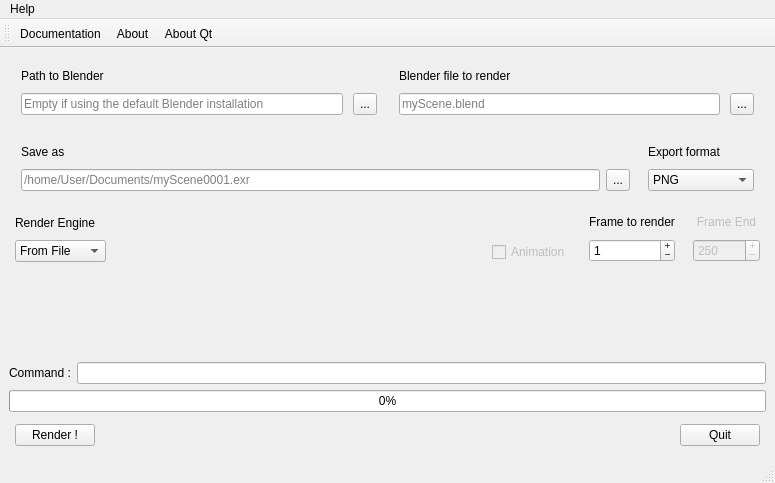
Nesakko/BlenderRender, file mainwindow.ui: the form before one commit.
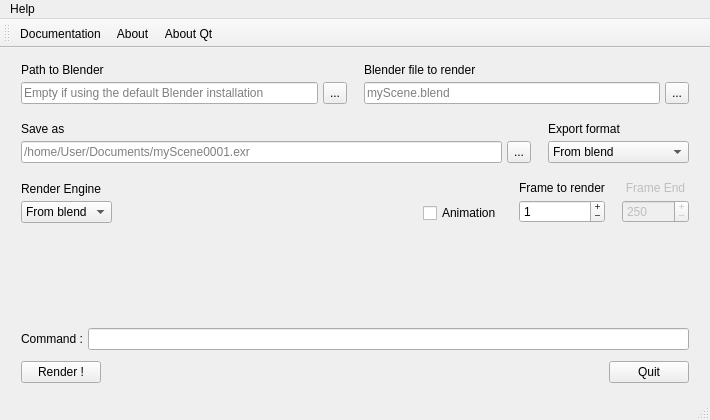
The form after the commit.

What changed in the file:
```diff
--- a/mainwindow.ui
+++ b/mainwindow.ui
@@ -6,14 +6,14 @@
    <rect>
     <x>0</x>
     <y>0</y>
-    <width>775</width>
-    <height>483</height>
+    <width>710</width>
+    <height>420</height>
    </rect>
   </property>
   <property name="minimumSize">
    <size>
     <width>600</width>
-    <height>450</height>
+    <height>420</height>
    </size>
   </property>
   <property name="windowTitle">
@@ -30,567 +30,22 @@
   </property>
   <widget class="QWidget" name="centralwidget">
    <layout class="QGridLayout" name="gridLayout_4">
-    <item row="4" column="1" colspan="5">
-     <widget class="QLineEdit" name="CommandLine">
-      <property name="text">
-       <string/>
-      </property>
-     </widget>
-    </item>
-    <item row="1" column="0" colspan="6">
-     <layout class="QHBoxLayout" name="horizontalLayout_4">
-      <property name="leftMargin">
-       <number>6</number>
-      </property>
-      <property name="topMargin">
-       <number>6</number>
-      </property>
-      <property name="rightMargin">
-       <number>6</number>
-      </property>
-      <property name="bottomMargin">
-       <number>6</number>
-      </property>
-      <item>
-       <layout class="QGridLayout" name="gridLayout_3">
-        <property name="leftMargin">
-         <number>6</number>
-        </property>
-        <property name="topMargin">
-         <number>6</number>
-        </property>
-        <property name="rightMargin">
-         <number>6</number>
-        </property>
-        <property name="bottomMargin">
-         <number>6</number>
-        </property>
-        <property name="horizontalSpacing">
-         <number>6</number>
-        </property>
-        <property name="verticalSpacing">
-         <number>10</number>
-        </property>
-        <item row="1" column="0">
-         <widget class="QLineEdit" name="SaveRender">
-          <property name="enabled">
-           <bool>true</bool>
-          </property>
-          <property name="placeholderText">
-           <string>/home/User/Documents/myScene0001.exr</string>
-          </property>
-         </widget>
-        </item>
-        <item row="1" column="1">
-         <widget class="QToolButton" name="SaveRenderSelect">
-          <property name="enabled">
-           <bool>true</bool>
-          </property>
-          <property name="maximumSize">
-           <size>
-            <width>32</width>
-            <height>32</height>
-           </size>
-          </property>
-          <property name="text">
-           <string>...</string>
-          </property>
-         </widget>
-        </item>
-        <item row="0" column="0">
-         <widget class="QLabel" name="label_6">
-          <property name="enabled">
-           <bool>true</bool>
-          </property>
-          <property name="text">
-           <string>Save as</string>
-          </property>
-         </widget>
-        </item>
-       </layout>
-      </item>
-      <item>
-       <layout class="QVBoxLayout" name="verticalLayout">
-        <property name="spacing">
-         <number>10</number>
-        </property>
-        <property name="leftMargin">
-         <number>6</number>
-        </property>
-        <property name="topMargin">
-         <number>6</number>
-        </property>
-        <property name="rightMargin">
-         <number>6</number>
-        </property>
-        <property name="bottomMargin">
-         <number>6</number>
-        </property>
-        <item>
-         <widget class="QLabel" name="label_3">
-          <property name="text">
-           <string>Export format</string>
-          </property>
-          <property name="buddy">
-           <cstring>comboBox</cstring>
-          </property>
-         </widget>
-        </item>
-        <item>
-         <widget class="QComboBox" name="comboBox">
-          <property name="minimumSize">
-           <size>
-            <width>0</width>
-            <height>0</height>
-           </size>
-          </property>
-          <property name="maximumSize">
-           <size>
-            <width>150</width>
-            <height>32</height>
-           </size>
-          </property>
-          <property name="mouseTracking">
-           <bool>true</bool>
-          </property>
-          <item>
-           <property name="text">
-            <string>PNG</string>
-           </property>
-          </item>
-          <item>
-           <property name="text">
-            <string>JPEG</string>
-           </property>
-          </item>
-          <item>
-           <property name="text">
-            <string>EXR</string>
-           </property>
-          </item>
-          <item>
-           <property name="text">
-            <string>MULTILAYER</string>
-           </property>
-          </item>
-          <item>
-           <property name="text">
-            <string>BMP</string>
-           </property>
-          </item>
-          <item>
-           <property name="text">
-            <string>TGA</string>
-           </property>
-          </item>
-          <item>
-           <property name="text">
-            <string>RAWTGA</string>
-           </property>
-          </item>
-          <item>
-           <property name="text">
-            <string>TIFF</string>
-           </property>
-          </item>
-          <item>
-           <property name="text">
-            <string>HDR</string>
-           </property>
-          </item>
-          <item>
-           <property name="text">
-            <string>JP2</string>
-           </property>
-          </item>
-         </widget>
-        </item>
-       </layout>
-      </item>
-     </layout>
-    </item>
-    <item row="2" column="5">
-     <layout class="QVBoxLayout" name="verticalLayout_2">
-      <property name="spacing">
-       <number>10</number>
-      </property>
-      <property name="leftMargin">
-       <number>6</number>
-      </property>
-      <property name="topMargin">
-       <number>6</number>
-      </property>
-      <property name="rightMargin">
-       <number>6</number>
-      </property>
-      <property name="bottomMargin">
-       <number>6</number>
-      </property>
-      <item>
-       <widget class="QLabel" name="label_4">
-        <property name="enabled">
-         <bool>false</bool>
-        </property>
-        <property name="text">
-         <string>Frame End</string>
-        </property>
-        <property name="alignment">
-         <set>Qt::AlignCenter</set>
-        </property>
-        <property name="wordWrap">
-         <bool>false</bool>
-        </property>
-        <property name="textInteractionFlags">
-         <set>Qt::LinksAccessibleByMouse</set>
-        </property>
-        <property name="buddy">
-         <cstring>frameEnd</cstring>
-        </property>
-       </widget>
-      </item>
-      <item>
-       <widget class="QSpinBox" name="frameEnd">
-        <property name="enabled">
-         <bool>false</bool>
-        </property>
-        <property name="minimumSize">
-         <size>
-          <width>0</width>
-          <height>0</height>
-         </size>
-        </property>
-        <property name="toolTip">
-         <string>&lt;html&gt;&lt;head/&gt;&lt;body&gt;&lt;p&gt;Corresponds to the last frame to render for an animation&lt;/p&gt;&lt;/body&gt;&lt;/html&gt;</string>
-        </property>
-        <property name="whatsThis">
-         <string>&lt;html&gt;&lt;head/&gt;&lt;body&gt;&lt;p&gt;Corresponds to the last frame to render for an animation&lt;/p&gt;&lt;/body&gt;&lt;/html&gt;</string>
-        </property>
-        <property name="buttonSymbols">
-         <enum>QAbstractSpinBox::PlusMinus</enum>
-        </property>
-        <property name="maximum">
-         <number>100000</number>
-        </property>
-        <property name="value">
-         <number>250</number>
-        </property>
-        <property name="displayIntegerBase">
-         <number>10</number>
-        </property>
-       </widget>
-      </item>
-     </layout>
-    </item>
-    <item row="4" column="0">
-     <widget class="QLabel" name="label_9">
-      <property name="sizePolicy">
-       <sizepolicy hsizetype="Maximum" vsizetype="Preferred">
-        <horstretch>0</horstretch>
-        <verstretch>0</verstretch>
-       </sizepolicy>
-      </property>
-      <property name="text">
-       <string>Command :</string>
-      </property>
-     </widget>
-    </item>
-    <item row="2" column="0" colspan="2">
-     <layout class="QVBoxLayout" name="verticalLayout_4">
-      <property name="spacing">
-       <number>10</number>
-      </property>
-      <property name="leftMargin">
-       <number>6</number>
-      </property>
-      <property name="topMargin">
-       <number>6</number>
-      </property>
-      <property name="rightMargin">
-       <number>6</number>
-      </property>
-      <property name="bottomMargin">
-       <number>6</number>
-      </property>
-      <item>
-       <widget class="QLabel" name="label_7">
-        <property name="text">
-         <string>Render Engine</string>
-        </property>
-        <property name="buddy">
-         <cstring>RenderEngine</cstring>
-        </property>
-       </widget>
-      </item>
-      <item>
-       <widget class="QComboBox" name="RenderEngine">
-        <property name="minimumSize">
-         <size>
-          <width>0</width>
-          <height>0</height>
-         </size>
-        </property>
-        <property name="maximumSize">
-         <size>
-          <width>150</width>
-          <height>32</height>
-         </size>
-        </property>
-        <item>
-         <property name="text">
-          <string>From File</string>
-         </property>
-        </item>
-        <item>
-         <property name="text">
-          <string>Cycles</string>
-         </property>
-        </item>
-        <item>
-         <property name="text">
-          <string>EEVEE</string>
-         </property>
-        </item>
-        <item>
-         <property name="text">
-          <string>Workbench</string>
-         </property>
-        </item>
-       </widget>
-      </item>
-     </layout>
-    </item>
-    <item row="2" column="4">
-     <layout class="QGridLayout" name="gridLayout_5">
-      <property name="leftMargin">
-       <number>6</number>
-      </property>
-      <property name="topMargin">
-       <number>6</number>
-      </property>
-      <property name="rightMargin">
-       <number>6</number>
-      </property>
-      <property name="bottomMargin">
-       <number>6</number>
-      </property>
-      <property name="spacing">
-       <number>10</number>
-      </property>
-      <item row="0" column="0">
-       <widget class="QLabel" name="label_2">
-        <property name="text">
-         <string>Frame to render</string>
-        </property>
-        <property name="alignment">
-         <set>Qt::AlignCenter</set>
-        </property>
-        <property name="wordWrap">
-         <bool>false</bool>
-        </property>
-        <property name="textInteractionFlags">
-         <set>Qt::LinksAccessibleByMouse</set>
-        </property>
-        <property name="buddy">
-         <cstring>frameStart</cstring>
-        </property>
-       </widget>
-      </item>
-      <item row="1" column="0">
-       <widget class="QSpinBox" name="frameStart">
-        <property name="minimumSize">
-         <size>
-          <width>0</width>
-          <height>0</height>
-         </size>
-        </property>
-        <property name="toolTip">
-         <string>&lt;html&gt;&lt;head/&gt;&lt;body&gt;&lt;p&gt;Corresponds to the start frame to render for an animation&lt;/p&gt;&lt;p&gt;or defines the frame to render in case of single image render.&lt;/p&gt;&lt;/body&gt;&lt;/html&gt;</string>
-        </property>
-        <property name="whatsThis">
-         <string>&lt;html&gt;&lt;head/&gt;&lt;body&gt;&lt;p&gt;Corresponds to the start frame to render for an animation&lt;/p&gt;&lt;p&gt;or defines the frame to render in case of single image render.&lt;/p&gt;&lt;/body&gt;&lt;/html&gt;</string>
-        </property>
-        <property name="buttonSymbols">
-         <enum>QAbstractSpinBox::PlusMinus</enum>
-        </property>
-        <property name="maximum">
-         <number>100000</number>
-        </property>
-        <property name="value">
-         <number>1</number>
-        </property>
-        <property name="displayIntegerBase">
-         <number>10</number>
-        </property>
-       </widget>
-      </item>
-     </layout>
-    </item>
-    <item row="2" column="2">
-     <spacer name="horizontalSpacer_2">
-      <property name="orientation">
-       <enum>Qt::Horizontal</enum>
-      </property>
-      <property name="sizeType">
-       <enum>QSizePolicy::MinimumExpanding</enum>
-      </property>
-      <property name="sizeHint" stdset="0">
-       <size>
-        <width>20</width>
-        <height>20</height>
-       </size>
-      </property>
-     </spacer>
-    </item>
-    <item row="2" column="3">
-     <layout class="QVBoxLayout" name="verticalLayout_3">
-      <property name="spacing">
-       <number>10</number>
-      </property>
-      <property name="leftMargin">
-       <number>6</number>
-      </property>
-      <property name="topMargin">
-       <number>6</number>
-      </property>
-      <property name="rightMargin">
-       <number>6</number>
-      </property>
-      <property name="bottomMargin">
-       <number>6</number>
-      </property>
-      <item>
-       <widget class="QLabel" name="label_8">
-        <property name="text">
-         <string/>
-        </property>
-       </widget>
-      </item>
-      <item>
-       <widget class="QCheckBox" name="checkBox">
-        <property name="enabled">
-         <bool>false</bool>
-        </property>
-        <property name="toolTip">
-         <string>&lt;html&gt;&lt;head/&gt;&lt;body&gt;&lt;p&gt;Check if you want to launch an animation rendering&lt;/p&gt;&lt;/body&gt;&lt;/html&gt;</string>
-        </property>
-        <property name="whatsThis">
-         <string>&lt;html&gt;&lt;head/&gt;&lt;body&gt;&lt;p&gt;Check if you want to launch an animation rendering&lt;/p&gt;&lt;/body&gt;&lt;/html&gt;</string>
-        </property>
-        <property name="text">
-         <string>Animation</string>
-        </property>
-       </widget>
-      </item>
-     </layout>
-    </item>
-    <item row="3" column="3" colspan="3">
-     <spacer name="verticalSpacer">
-      <property name="orientation">
-       <enum>Qt::Vertical</enum>
-      </property>
-      <property name="sizeType">
-       <enum>QSizePolicy::MinimumExpanding</enum>
-      </property>
-      <property name="sizeHint" stdset="0">
-       <size>
-        <width>20</width>
-        <height>10</height>
-       </size>
-      </property>
-     </spacer>
-    </item>
-    <item row="6" column="0" colspan="6">
-     <layout class="QHBoxLayout" name="horizontalLayout_2">
-      <property name="spacing">
-       <number>10</number>
-      </property>
-      <property name="leftMargin">
-       <number>6</number>
-      </property>
-      <property name="topMargin">
-       <number>6</number>
-      </property>
-      <property name="rightMargin">
-       <number>6</number>
-      </property>
-      <property name="bottomMargin">
-       <number>6</number>
-      </property>
-      <item>
-       <widget class="QPushButton" name="renderButton">
-        <property name="maximumSize">
-         <size>
-          <width>150</width>
-          <height>32</height>
-         </size>
-        </property>
-        <property name="mouseTracking">
-         <bool>true</bool>
-        </property>
-        <property name="tabletTracking">
-         <bool>true</bool>
-        </property>
-        <property name="text">
-         <string>Render !</string>
-        </property>
-        <property name="autoDefault">
-         <bool>false</bool>
-        </property>
-        <property name="default">
-         <bool>false</bool>
-        </property>
-       </widget>
-      </item>
-      <item>
-       <spacer name="horizontalSpacer">
-        <property name="orientation">
-         <enum>Qt::Horizontal</enum>
-        </property>
-        <property name="sizeHint" stdset="0">
-         <size>
-          <width>40</width>
-          <height>20</height>
-         </size>
-        </property>
-       </spacer>
-      </item>
-      <item>
-       <widget class="QPushButton" name="closeButton">
-        <property name="maximumSize">
-         <size>
-          <width>150</width>
-          <height>32</height>
-         </size>
-        </property>
-        <property name="mouseTracking">
-         <bool>false</bool>
-        </property>
-        <property name="tabletTracking">
-         <bool>false</bool>
-        </property>
-        <property name="text">
-         <string>Quit</string>
-        </property>
-       </widget>
-      </item>
-     </layout>
-    </item>
-    <item row="0" column="0" colspan="6">
+    <item row="0" column="0">
      <layout class="QHBoxLayout" name="horizontalLayout">
       <property name="spacing">
-       <number>10</number>
+       <number>5</number>
       </property>
       <property name="leftMargin">
        <number>6</number>
       </property>
       <property name="topMargin">
-       <number>6</number>
+       <number>3</number>
       </property>
       <property name="rightMargin">
        <number>6</number>
       </property>
       <property name="bottomMargin">
-       <number>6</number>
+       <number>3</number>
       </property>
       <item>
        <layout class="QGridLayout" name="gridLayout_2">
@@ -598,16 +53,16 @@
          <number>6</number>
         </property>
         <property name="topMargin">
-         <number>6</number>
+         <number>3</number>
         </property>
         <property name="rightMargin">
          <number>6</number>
         </property>
         <property name="bottomMargin">
-         <number>6</number>
+         <number>3</number>
         </property>
         <property name="spacing">
-         <number>10</number>
+         <number>5</number>
         </property>
         <item row="1" column="0">
          <widget class="QLineEdit" name="BlenderPath">
@@ -656,16 +111,16 @@
          <number>6</number>
         </property>
         <property name="topMargin">
-         <number>6</number>
+         <number>3</number>
         </property>
         <property name="rightMargin">
          <number>6</number>
         </property>
         <property name="bottomMargin">
-         <number>6</number>
+         <number>3</number>
         </property>
         <property name="spacing">
-         <number>10</number>
+         <number>5</number>
         </property>
         <item row="0" column="0">
          <widget class="QLabel" name="label">
@@ -704,18 +159,616 @@
       </item>
      </layout>
     </item>
-    <item row="5" column="0" colspan="6">
-     <widget class="QProgressBar" name="progressBar">
-      <property name="enabled">
-       <bool>true</bool>
+    <item row="4" column="0">
+     <layout class="QVBoxLayout" name="verticalLayout_6">
+      <property name="spacing">
+       <number>5</number>
       </property>
-      <property name="value">
-       <number>0</number>
+      <property name="leftMargin">
+       <number>6</number>
       </property>
-      <property name="format">
-       <string>%p%</string>
+      <property name="topMargin">
+       <number>3</number>
       </property>
-     </widget>
+      <property name="rightMargin">
+       <number>6</number>
+      </property>
+      <property name="bottomMargin">
+       <number>3</number>
+      </property>
+      <item>
+       <layout class="QFormLayout" name="formLayout">
+        <property name="horizontalSpacing">
+         <number>5</number>
+        </property>
+        <property name="verticalSpacing">
+         <number>5</number>
+        </property>
+        <property name="leftMargin">
+         <number>6</number>
+        </property>
+        <property name="topMargin">
+         <number>3</number>
+        </property>
+        <property name="rightMargin">
+         <number>6</number>
+        </property>
+        <property name="bottomMargin">
+         <number>3</number>
+        </property>
+        <item row="0" column="0">
+         <widget class="QLabel" name="label_9">
+          <property name="sizePolicy">
+           <sizepolicy hsizetype="Maximum" vsizetype="Preferred">
+            <horstretch>0</horstretch>
+            <verstretch>0</verstretch>
+           </sizepolicy>
+          </property>
+          <property name="text">
+           <string>Command :</string>
+          </property>
+         </widget>
+        </item>
+        <item row="0" column="1">
+         <widget class="QLineEdit" name="CommandLine">
+          <property name="text">
+           <string/>
+          </property>
+         </widget>
+        </item>
+       </layout>
+      </item>
+      <item>
+       <layout class="QHBoxLayout" name="horizontalLayout_2">
+        <property name="spacing">
+         <number>5</number>
+        </property>
+        <property name="leftMargin">
+         <number>6</number>
+        </property>
+        <property name="topMargin">
+         <number>3</number>
+        </property>
+        <property name="rightMargin">
+         <number>6</number>
+        </property>
+        <property name="bottomMargin">
+         <number>3</number>
+        </property>
+        <item>
+         <widget class="QPushButton" name="renderButton">
+          <property name="maximumSize">
+           <size>
+            <width>150</width>
+            <height>32</height>
+           </size>
+          </property>
+          <property name="mouseTracking">
+           <bool>true</bool>
+          </property>
+          <property name="tabletTracking">
+           <bool>true</bool>
+          </property>
+          <property name="text">
+           <string>Render !</string>
+          </property>
+          <property name="autoDefault">
+           <bool>false</bool>
+          </property>
+          <property name="default">
+           <bool>false</bool>
+          </property>
+         </widget>
+        </item>
+        <item>
+         <spacer name="horizontalSpacer">
+          <property name="orientation">
+           <enum>Qt::Horizontal</enum>
+          </property>
+          <property name="sizeHint" stdset="0">
+           <size>
+            <width>40</width>
+            <height>20</height>
+           </size>
+          </property>
+         </spacer>
+        </item>
+        <item>
+         <widget class="QPushButton" name="closeButton">
+          <property name="maximumSize">
+           <size>
+            <width>150</width>
+            <height>32</height>
+           </size>
+          </property>
+          <property name="mouseTracking">
+           <bool>false</bool>
+          </property>
+          <property name="tabletTracking">
+           <bool>false</bool>
+          </property>
+          <property name="text">
+           <string>Quit</string>
+          </property>
+         </widget>
+        </item>
+       </layout>
+      </item>
+     </layout>
+    </item>
+    <item row="2" column="0">
+     <layout class="QHBoxLayout" name="horizontalLayout_3">
+      <property name="spacing">
+       <number>5</number>
+      </property>
+      <property name="leftMargin">
+       <number>6</number>
+      </property>
+      <property name="topMargin">
+       <number>3</number>
+      </property>
+      <property name="rightMargin">
+       <number>6</number>
+      </property>
+      <property name="bottomMargin">
+       <number>3</number>
+      </property>
+      <item>
+       <layout class="QVBoxLayout" name="verticalLayout_4">
+        <property name="spacing">
+         <number>5</number>
+        </property>
+        <property name="leftMargin">
+         <number>6</number>
+        </property>
+        <property name="topMargin">
+         <number>3</number>
+        </property>
+        <property name="rightMargin">
+         <number>6</number>
+        </property>
+        <property name="bottomMargin">
+         <number>3</number>
+        </property>
+        <item>
+         <widget class="QLabel" name="label_7">
+          <property name="text">
+           <string>Render Engine</string>
+          </property>
+          <property name="buddy">
+           <cstring>RenderEngine</cstring>
+          </property>
+         </widget>
+        </item>
+        <item>
+         <widget class="QComboBox" name="RenderEngine">
+          <property name="minimumSize">
+           <size>
+            <width>0</width>
+            <height>0</height>
+           </size>
+          </property>
+          <property name="maximumSize">
+           <size>
+            <width>200</width>
+            <height>32</height>
+           </size>
+          </property>
+          <item>
+           <property name="text">
+            <string>From blend</string>
+           </property>
+          </item>
+          <item>
+           <property name="text">
+            <string>Cycles</string>
+           </property>
+          </item>
+          <item>
+           <property name="text">
+            <string>EEVEE</string>
+           </property>
+          </item>
+          <item>
+           <property name="text">
+            <string>Workbench</string>
+           </property>
+          </item>
+         </widget>
+        </item>
+       </layout>
+      </item>
+      <item>
+       <spacer name="horizontalSpacer_2">
+        <property name="orientation">
+         <enum>Qt::Horizontal</enum>
+        </property>
+        <property name="sizeType">
+         <enum>QSizePolicy::MinimumExpanding</enum>
+        </property>
+        <property name="sizeHint" stdset="0">
+         <size>
+          <width>488</width>
+          <height>17</height>
+         </size>
+        </property>
+       </spacer>
+      </item>
+      <item>
+       <layout class="QVBoxLayout" name="verticalLayout_3">
+        <property name="spacing">
+         <number>5</number>
+        </property>
+        <property name="leftMargin">
+         <number>6</number>
+        </property>
+        <property name="topMargin">
+         <number>3</number>
+        </property>
+        <property name="rightMargin">
+         <number>6</number>
+        </property>
+        <property name="bottomMargin">
+         <number>3</number>
+        </property>
+        <item>
+         <widget class="QLabel" name="label_8">
+          <property name="text">
+           <string/>
+          </property>
+         </widget>
+        </item>
+        <item>
+         <widget class="QCheckBox" name="checkBox">
+          <property name="enabled">
+           <bool>true</bool>
+          </property>
+          <property name="toolTip">
+           <string>&lt;html&gt;&lt;head/&gt;&lt;body&gt;&lt;p&gt;Check if you want to launch an animation rendering&lt;/p&gt;&lt;/body&gt;&lt;/html&gt;</string>
+          </property>
+          <property name="whatsThis">
+           <string>&lt;html&gt;&lt;head/&gt;&lt;body&gt;&lt;p&gt;Check if you want to launch an animation rendering&lt;/p&gt;&lt;/body&gt;&lt;/html&gt;</string>
+          </property>
+          <property name="text">
+           <string>Animation</string>
+          </property>
+         </widget>
+        </item>
+       </layout>
+      </item>
+      <item>
+       <layout class="QVBoxLayout" name="verticalLayout_2">
+        <property name="spacing">
+         <number>5</number>
+        </property>
+        <property name="leftMargin">
+         <number>6</number>
+        </property>
+        <property name="topMargin">
+         <number>3</number>
+        </property>
+        <property name="rightMargin">
+         <number>6</number>
+        </property>
+        <property name="bottomMargin">
+         <number>3</number>
+        </property>
+        <item>
+         <widget class="QLabel" name="label_2">
+          <property name="sizePolicy">
+           <sizepolicy hsizetype="Preferred" vsizetype="Maximum">
+            <horstretch>0</horstretch>
+            <verstretch>0</verstretch>
+           </sizepolicy>
+          </property>
+          <property name="text">
+           <string>Frame to render</string>
+          </property>
+          <property name="alignment">
+           <set>Qt::AlignCenter</set>
+          </property>
+          <property name="wordWrap">
+           <bool>false</bool>
+          </property>
+          <property name="textInteractionFlags">
+           <set>Qt::LinksAccessibleByMouse</set>
+          </property>
+          <property name="buddy">
+           <cstring>frameStart</cstring>
+          </property>
+         </widget>
+        </item>
+        <item>
+         <widget class="QSpinBox" name="frameStart">
+          <property name="minimumSize">
+           <size>
+            <width>0</width>
+            <height>0</height>
+           </size>
+          </property>
+          <property name="toolTip">
+           <string>&lt;html&gt;&lt;head/&gt;&lt;body&gt;&lt;p&gt;Corresponds to the start frame to render for an animation&lt;/p&gt;&lt;p&gt;or defines the frame to render in case of single image render.&lt;/p&gt;&lt;/body&gt;&lt;/html&gt;</string>
+          </property>
+          <property name="whatsThis">
+           <string>&lt;html&gt;&lt;head/&gt;&lt;body&gt;&lt;p&gt;Corresponds to the start frame to render for an animation&lt;/p&gt;&lt;p&gt;or defines the frame to render in case of single image render.&lt;/p&gt;&lt;/body&gt;&lt;/html&gt;</string>
+          </property>
+          <property name="buttonSymbols">
+           <enum>QAbstractSpinBox::PlusMinus</enum>
+          </property>
+          <property name="maximum">
+           <number>100000</number>
+          </property>
+          <property name="value">
+           <number>1</number>
+          </property>
+          <property name="displayIntegerBase">
+           <number>10</number>
+          </property>
+         </widget>
+        </item>
+       </layout>
+      </item>
+      <item>
+       <layout class="QVBoxLayout" name="verticalLayout_5">
+        <property name="spacing">
+         <number>5</number>
+        </property>
+        <property name="leftMargin">
+         <number>6</number>
+        </property>
+        <property name="topMargin">
+         <number>3</number>
+        </property>
+        <property name="rightMargin">
+         <number>6</number>
+        </property>
+        <property name="bottomMargin">
+         <number>3</number>
+        </property>
+        <item>
+         <widget class="QLabel" name="label_4">
+          <property name="enabled">
+           <bool>false</bool>
+          </property>
+          <property name="text">
+           <string>Frame End</string>
+          </property>
+          <property name="alignment">
+           <set>Qt::AlignCenter</set>
+          </property>
+          <property name="wordWrap">
+           <bool>false</bool>
+          </property>
+          <property name="textInteractionFlags">
+           <set>Qt::LinksAccessibleByMouse</set>
+          </property>
+          <property name="buddy">
+           <cstring>frameEnd</cstring>
+          </property>
+         </widget>
+        </item>
+        <item>
+         <widget class="QSpinBox" name="frameEnd">
+          <property name="enabled">
+           <bool>false</bool>
+          </property>
+          <property name="minimumSize">
+           <size>
+            <width>0</width>
+            <height>0</height>
+           </size>
+          </property>
+          <property name="toolTip">
+           <string>&lt;html&gt;&lt;head/&gt;&lt;body&gt;&lt;p&gt;Corresponds to the last frame to render for an animation&lt;/p&gt;&lt;/body&gt;&lt;/html&gt;</string>
+          </property>
+          <property name="whatsThis">
+           <string>&lt;html&gt;&lt;head/&gt;&lt;body&gt;&lt;p&gt;Corresponds to the last frame to render for an animation&lt;/p&gt;&lt;/body&gt;&lt;/html&gt;</string>
+          </property>
+          <property name="buttonSymbols">
+           <enum>QAbstractSpinBox::PlusMinus</enum>
+          </property>
+          <property name="maximum">
+           <number>100000</number>
+          </property>
+          <property name="value">
+           <number>250</number>
+          </property>
+          <property name="displayIntegerBase">
+           <number>10</number>
+          </property>
+         </widget>
+        </item>
+       </layout>
+      </item>
+     </layout>
+    </item>
+    <item row="1" column="0">
+     <layout class="QHBoxLayout" name="horizontalLayout_4">
+      <property name="spacing">
+       <number>5</number>
+      </property>
+      <property name="leftMargin">
+       <number>6</number>
+      </property>
+      <property name="topMargin">
+       <number>3</number>
+      </property>
+      <property name="rightMargin">
+       <number>6</number>
+      </property>
+      <property name="bottomMargin">
+       <number>3</number>
+      </property>
+      <item>
+       <layout class="QGridLayout" name="gridLayout_3">
+        <property name="leftMargin">
+         <number>6</number>
+        </property>
+        <property name="topMargin">
+         <number>3</number>
+        </property>
+        <property name="rightMargin">
+         <number>6</number>
+        </property>
+        <property name="bottomMargin">
+         <number>3</number>
+        </property>
+        <property name="spacing">
+         <number>5</number>
+        </property>
+        <item row="1" column="0">
+         <widget class="QLineEdit" name="SaveRender">
+          <property name="enabled">
+           <bool>true</bool>
+          </property>
+          <property name="placeholderText">
+           <string>/home/User/Documents/myScene0001.exr</string>
+          </property>
+         </widget>
+        </item>
+        <item row="1" column="1">
+         <widget class="QToolButton" name="SaveRenderSelect">
+          <property name="enabled">
+           <bool>true</bool>
+          </property>
+          <property name="maximumSize">
+           <size>
+            <width>32</width>
+            <height>32</height>
+           </size>
+          </property>
+          <property name="text">
+           <string>...</string>
+          </property>
+         </widget>
+        </item>
+        <item row="0" column="0">
+         <widget class="QLabel" name="label_6">
+          <property name="enabled">
+           <bool>true</bool>
+          </property>
+          <property name="text">
+           <string>Save as</string>
+          </property>
+         </widget>
+        </item>
+       </layout>
+      </item>
+      <item>
+       <layout class="QVBoxLayout" name="verticalLayout">
+        <property name="spacing">
+         <number>5</number>
+        </property>
+        <property name="leftMargin">
+         <number>6</number>
+        </property>
+        <property name="topMargin">
+         <number>3</number>
+        </property>
+        <property name="rightMargin">
+         <number>6</number>
+        </property>
+        <property name="bottomMargin">
+         <number>3</number>
+        </property>
+        <item>
+         <widget class="QLabel" name="label_3">
+          <property name="text">
+           <string>Export format</string>
+          </property>
+          <property name="buddy">
+           <cstring>FormatSelect</cstring>
+          </property>
+         </widget>
+        </item>
+        <item>
+         <widget class="QComboBox" name="FormatSelect">
+          <property name="minimumSize">
+           <size>
+            <width>0</width>
+            <height>0</height>
+           </size>
+          </property>
+          <property name="maximumSize">
+           <size>
+            <width>150</width>
+            <height>32</height>
+           </size>
+          </property>
+          <property name="mouseTracking">
+           <bool>true</bool>
+          </property>
+          <item>
+           <property name="text">
+            <string>From blend</string>
+           </property>
+          </item>
+          <item>
+           <property name="text">
+            <string>PNG</string>
+           </property>
+          </item>
+          <item>
+           <property name="text">
+            <string>JPEG</string>
+           </property>
+          </item>
+          <item>
+           <property name="text">
+            <string>OpenEXR</string>
+           </property>
+          </item>
+          <item>
+           <property name="text">
+            <string>OpenEXR Multilayer</string>
+           </property>
+          </item>
+          <item>
+           <property name="text">
+            <string>BMP</string>
+           </property>
+          </item>
+          <item>
+           <property name="text">
+            <string>Targa</string>
+           </property>
+          </item>
+          <item>
+           <property name="text">
+            <string>Targa Raw</string>
+           </property>
+          </item>
+          <item>
+           <property name="text">
+            <string>TIFF</string>
+           </property>
+          </item>
+          <item>
+           <property name="text">
+            <string>Radiance HDR</string>
+           </property>
+          </item>
+         </widget>
+        </item>
+       </layout>
+      </item>
+     </layout>
+    </item>
+    <item row="3" column="0">
+     <spacer name="verticalSpacer">
+      <property name="orientation">
+       <enum>Qt::Vertical</enum>
+      </property>
+      <property name="sizeType">
+       <enum>QSizePolicy::MinimumExpanding</enum>
+      </property>
+      <property name="sizeHint" stdset="0">
+       <size>
+        <width>20</width>
+        <height>10</height>
+       </size>
+      </property>
+     </spacer>
     </item>
    </layout>
   </widget>
@@ -724,8 +777,8 @@
     <rect>
      <x>0</x>
      <y>0</y>
-     <width>775</width>
-     <height>23</height>
+     <width>710</width>
+     <height>30</height>
     </rect>
    </property>
    <widget class="QMenu" name="menuHelp">
```
Left out of the diff: 6 changed lines with no effect on the pictures.
